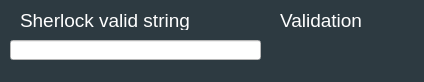
First picture: the form in ui/second.ui, repository gasdelosreyes/devlights-tests, before the edit.
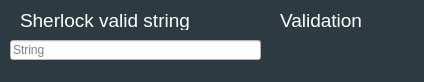
Second picture: the form after the edit.

Commit message: Uploading readme file and some changes on the user interfaces

Diff of the .ui file:
```diff
--- a/ui/second.ui
+++ b/ui/second.ui
@@ -29,6 +29,12 @@
     <string notr="true">background-color: rgb(255, 255, 255);
 color: rgb(0, 0, 0);</string>
    </property>
+   <property name="maxLength">
+    <number>100000</number>
+   </property>
+   <property name="placeholderText">
+    <string>String</string>
+   </property>
   </widget>
   <widget class="QLabel" name="validation">
    <property name="geometry">
```
The commit also changes 1 other file.
